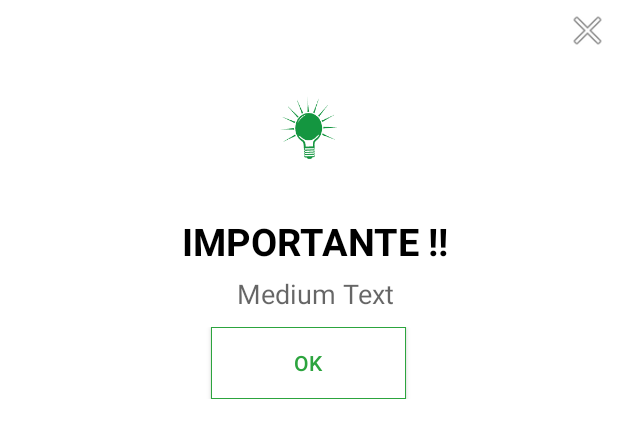
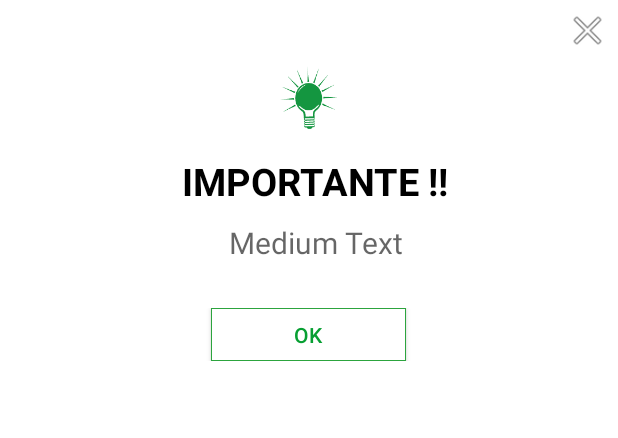
Before and after one commit to MuhammadAmmad/appClienteDriverTaxi, an Android app: the layout view_alert_actualizar_stado.xml on its own in the app's theme, with its tools: preview values and no code run, on a phone screen of 412 x 824 dp. Shown: the top 438 px of the screen. Run offline under Robolectric (Android 15) with nearby library versions, the phone set to English and light mode, and no system bars.

Commit message:
comit 13/05/2016
5:16 pm

```diff
--- a/AppDriverTaxiBigWay/app/src/main/java/com/nucleosis/www/appdrivertaxibigway/ServiceDriver/ServiceTurno.java
+++ b/AppDriverTaxiBigWay/app/src/main/java/com/nucleosis/www/appdrivertaxibigway/ServiceDriver/ServiceTurno.java
@@ -108,7 +108,7 @@ public class ServiceTurno extends Service {
                         if(data!=null){
                             if(data[0].length()!=0){
                                 preferencesDriver.InsertarIdTurno(data[1]);
-                                preferencesDriver.InsertarDataTurno(data[1],data[2],data[3]);
+                                preferencesDriver.InsertarDataTurno(data[1],data[2],data[3],data[0]);
                                 JSONObject jsonTurno=preferencesDriver.ExtraerDataTurno();
                                 JSONObject jsonFechaServer=preferencesDriver.ExtraerHoraSistema();
                                 //  Log.d("idTurno...",preferencesDriver.ExtraerIdTurno());
@@ -120,7 +120,6 @@ public class ServiceTurno extends Service {
 
                                 if(swLocation==0){
                                     swLocation=1;
-
                                 }
 
                             }
@@ -159,6 +158,9 @@ public class ServiceTurno extends Service {
 
             int diferenciaMinutos=   diferenciaHoras(jsonFechaServer.getString("horaServidor"),
                     jsonTurno.getString("HoraTurnoJson"));
+
+
+
             //TIEMPO MAXIMO QUE DURA EL SERVICIO  720 MINUTOS  2 HORAS
             if(diferenciaMinutos>720 && sw==0){
               //  Toast.makeText(ServiceTurno.this,"Su Turno esta a punto de desactivarse",Toast.LENGTH_SHORT).show();
--- a/AppDriverTaxiBigWay/app/src/main/java/com/nucleosis/www/appdrivertaxibigway/SharedPreferences/PreferencesDriver.java
+++ b/AppDriverTaxiBigWay/app/src/main/java/com/nucleosis/www/appdrivertaxibigway/SharedPreferences/PreferencesDriver.java
@@ -94,13 +94,14 @@ public class PreferencesDriver {
         return prefs.getString("idTurno","0");
     }
 
-    public void InsertarDataTurno(String idTurno,String fecha,String hora){
+    public void InsertarDataTurno(String idTurno,String fecha,String hora,String stado){
         SharedPreferences prefs =
                 context.getSharedPreferences("dataTurno", Context.MODE_PRIVATE);
         SharedPreferences.Editor editor = prefs.edit();
         editor.putString("idTurno",idTurno);
         editor.putString("Fecha_Pref",fecha);
         editor.putString("Hora_Pref",hora);
+        editor.putString("stado_Turno_Pref",stado);
         editor.commit();
     }
     public JSONObject ExtraerDataTurno(){
@@ -112,6 +113,7 @@ public class PreferencesDriver {
             dataTurnoJson.put("idTurnoJson",prefs.getString("idTurno","0"));
             dataTurnoJson.put("FechaTurnoJson",prefs.getString("Fecha_Pref","0000-00-00"));
             dataTurnoJson.put("HoraTurnoJson",prefs.getString("Hora_Pref","00:00"));
+            dataTurnoJson.put("stadoTurnoJson",prefs.getString("stado_Turno_Pref","0"));
         } catch (JSONException e) {
             e.printStackTrace();
         }
--- a/AppDriverTaxiBigWay/app/src/main/java/com/nucleosis/www/appdrivertaxibigway/ws/LoginDriverWS.java
+++ b/AppDriverTaxiBigWay/app/src/main/java/com/nucleosis/www/appdrivertaxibigway/ws/LoginDriverWS.java
@@ -68,10 +68,10 @@ public class LoginDriverWS extends AsyncTask<User,String,String> {
         HttpTransportSE httpTransport = new HttpTransportSE("http://taxibigway.com/soap");
 
         try {
-            ArrayList<HeaderProperty> headerPropertyArrayList = new ArrayList<HeaderProperty>();
+           /* ArrayList<HeaderProperty> headerPropertyArrayList = new ArrayList<HeaderProperty>();
             headerPropertyArrayList.add(new HeaderProperty("Connection", "close"));
-            httpTransport.call("http://taxibigway.com/soap/WS_CONDUCTOR_ACCESAR", envelope, headerPropertyArrayList);
-          // httpTransport.call(ConstantsWS.getSoapAction1(), envelope);
+            httpTransport.call("http://taxibigway.com/soap/WS_CONDUCTOR_ACCESAR", envelope, headerPropertyArrayList);*/
+            httpTransport.call("http://taxibigway.com/soap/WS_CONDUCTOR_ACCESAR", envelope);
             SoapObject response1= (SoapObject) envelope.bodyIn;
             Log.d("response1_",response1.toString());
             SoapObject response2=(SoapObject)response1.getProperty("return");
--- a/AppDriverTaxiBigWay/app/src/main/java/com/nucleosis/www/appdrivertaxibigway/ws/wsActualizarStadoServicio.java
+++ b/AppDriverTaxiBigWay/app/src/main/java/com/nucleosis/www/appdrivertaxibigway/ws/wsActualizarStadoServicio.java
@@ -119,7 +119,7 @@ public class wsActualizarStadoServicio extends AsyncTask<String,String,String[]>
             data[1]="";
             //Log.d("error", e.printStackTrace());
         }
-        tareaLarga();
+    //   tareaLarga();
         return data;
     }
 
--- a/AppDriverTaxiBigWay/app/src/main/java/com/nucleosis/www/appdrivertaxibigway/ws/wsDesactivarTurno.java
+++ b/AppDriverTaxiBigWay/app/src/main/java/com/nucleosis/www/appdrivertaxibigway/ws/wsDesactivarTurno.java
@@ -47,7 +47,7 @@ public class wsDesactivarTurno extends AsyncTask<String,String,String[]> {
         super.onPreExecute();
         progressDialog=new ProgressDialog(context);
         progressDialog.setMessage("Espere....");
-        progressDialog.setCancelable(false);
+      //  progressDialog.setCancelable(false);
         progressDialog.show();
     }
 
--- a/AppDriverTaxiBigWay/app/src/main/java/com/nucleosis/www/appdrivertaxibigway/ws/wsExtraerHoraServer.java
+++ b/AppDriverTaxiBigWay/app/src/main/java/com/nucleosis/www/appdrivertaxibigway/ws/wsExtraerHoraServer.java
@@ -65,6 +65,7 @@ public class wsExtraerHoraServer extends AsyncTask<String,String,JSONObject> {
     @Override
     protected void onPostExecute(JSONObject json) {
         super.onPostExecute(json);
+        if(json!=null){
             try {
                 preferencesDriver.InsertarFechaHoraActual(
                         json.getString("Fecha").toString(),
@@ -73,6 +74,8 @@ public class wsExtraerHoraServer extends AsyncTask<String,String,JSONObject> {
             } catch (JSONException e) {
                 e.printStackTrace();
             }
+        }
+
         //new wsVerificarServicioActivo(context,json).execute();
         Log.d("json..", json.toString());
     }
--- /dev/null
+++ b/AppDriverTaxiBigWay/app/src/main/res/color/selector_text_colort_alert.xml
@@ -0,0 +1,8 @@
+<?xml version="1.0" encoding="utf-8"?>
+<selector xmlns:android="http://schemas.android.com/apk/res/android">
+    <item android:state_pressed="true" android:color="#ffffff" />
+    <!-- pressed -->
+    <item android:state_pressed="false" android:color="#079f32" />
+    <!-- focused -->
+
+</selector>
--- /dev/null
+++ b/AppDriverTaxiBigWay/app/src/main/res/drawable/selector_button_alert.xml
@@ -0,0 +1,7 @@
+<?xml version="1.0" encoding="utf-8"?>
+<selector xmlns:android="http://schemas.android.com/apk/res/android">
+    <item android:state_pressed="false"
+        android:drawable="@drawable/shape_border_button_alert" /> <!-- pressed -->
+    <item android:state_pressed="true"
+        android:drawable="@drawable/shape_border_button_alert_true" />
+</selector>
--- /dev/null
+++ b/AppDriverTaxiBigWay/app/src/main/res/drawable/shape_border_button_alert_true.xml
@@ -0,0 +1,10 @@
+<?xml version="1.0" encoding="utf-8"?>
+<shape xmlns:android="http://schemas.android.com/apk/res/android">
+
+    <solid android:color="#01af57" />
+
+    <stroke
+        android:width="0.8dp"
+        android:color="#2ca43e" />
+
+</shape>
--- a/AppDriverTaxiBigWay/app/src/main/res/layout/view_alert_actualizar_stado.xml
+++ b/AppDriverTaxiBigWay/app/src/main/res/layout/view_alert_actualizar_stado.xml
@@ -31,8 +31,8 @@
             android:layout_height="wrap_content"
             android:gravity="center">
             <ImageButton
-                android:layout_width="100dp"
-                android:layout_height="100dp"
+                android:layout_width="60dp"
+                android:layout_height="60dp"
                 android:background="#00FFFFFF"
                 android:src="@mipmap/ic_alert_img"/>
         </LinearLayout>
@@ -58,8 +58,8 @@
             android:gravity="center"
             android:layout_marginRight="5dp"
             android:layout_marginLeft="10dp"
-            android:layout_marginTop="5dp"
-            android:textSize="18dp"
+            android:layout_marginTop="10dp"
+            android:textSize="20dp"
             android:textAppearance="?android:attr/textAppearanceMedium"
             android:text="Medium Text"
             android:id="@+id/lblMensajeAlert"
@@ -67,17 +67,17 @@
         <LinearLayout
             android:layout_width="match_parent"
             android:layout_height="wrap_content"
-            android:layout_marginTop="@dimen/marginLeftDiez"
+            android:layout_marginTop="30dp"
             android:layout_marginBottom="@dimen/marginLeftDiez"
             android:orientation="horizontal"
             android:gravity="center">
             <Button
                 android:layout_width="130dp"
-                android:layout_height="48dp"
-                android:textColor="@color/greenButton"
-                android:background="@drawable/shape_border_button_alert"
+                android:layout_height="35dp"
+                android:textColor="@color/selector_text_colort_alert"
+                android:background="@drawable/selector_button_alert"
                 android:id="@+id/btnOk"
-                android:text="OK"/>
+                android:text="@string/OK"/>
         </LinearLayout>
     </LinearLayout>
 </LinearLayout>
--- a/AppDriverTaxiBigWay/app/src/main/res/values/colors.xml
+++ b/AppDriverTaxiBigWay/app/src/main/res/values/colors.xml
@@ -44,4 +44,8 @@
     <color name="btnDetalleServiceTrue">#46eef7</color>
     <color name="greenButton">#2ca43e</color>
 
+    <color name="textColorAlertFalse">#2ca43e</color>
+    <color name="textColorAlertTrue">#e2fde6</color>
+
+
 </resources>
```
Also changed, not shown: AppDriverTaxiBigWay/app/src/main/java/com/nucleosis/www/appdrivertaxibigway/Ficheros/Fichero.java (+56 -0 lines), AppDriverTaxiBigWay/app/src/main/java/com/nucleosis/www/appdrivertaxibigway/Fragments/FragmentHistoriNew.java (+39 -9 lines), AppDriverTaxiBigWay/app/src/main/java/com/nucleosis/www/appdrivertaxibigway/MainActivity.java (+57 -26 lines), AppDriverTaxiBigWay/app/src/main/java/com/nucleosis/www/appdrivertaxibigway/MapsConductorClienteServicio.java (+103 -18 lines), AppDriverTaxiBigWay/app/src/main/java/com/nucleosis/www/appdrivertaxibigway/ServiceDriver/ServiceListarServiciosCreados.java (+8 -1 lines), AppDriverTaxiBigWay/app/src/main/java/com/nucleosis/www/appdrivertaxibigway/ServiceDriver/locationDriver.java (+1 -15 lines), AppDriverTaxiBigWay/app/src/main/java/com/nucleosis/www/appdrivertaxibigway/ws/UpdateLocationDriver.java (+49 -8 lines), AppDriverTaxiBigWay/app/src/main/res/color/button_dark_text.xml (added, +9 -0 lines), AppDriverTaxiBigWay/app/src/main/res/color/selecto_txt_olvide.xml (added, +8 -0 lines). Lines whose indentation alone changed are shown as unchanged.
